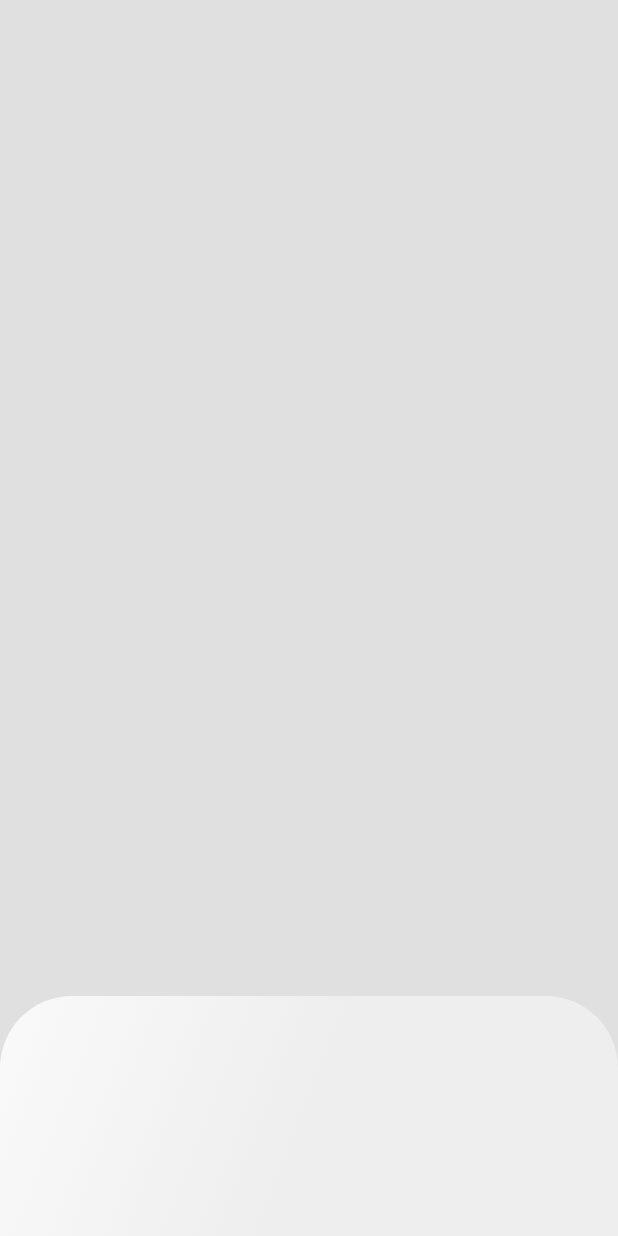
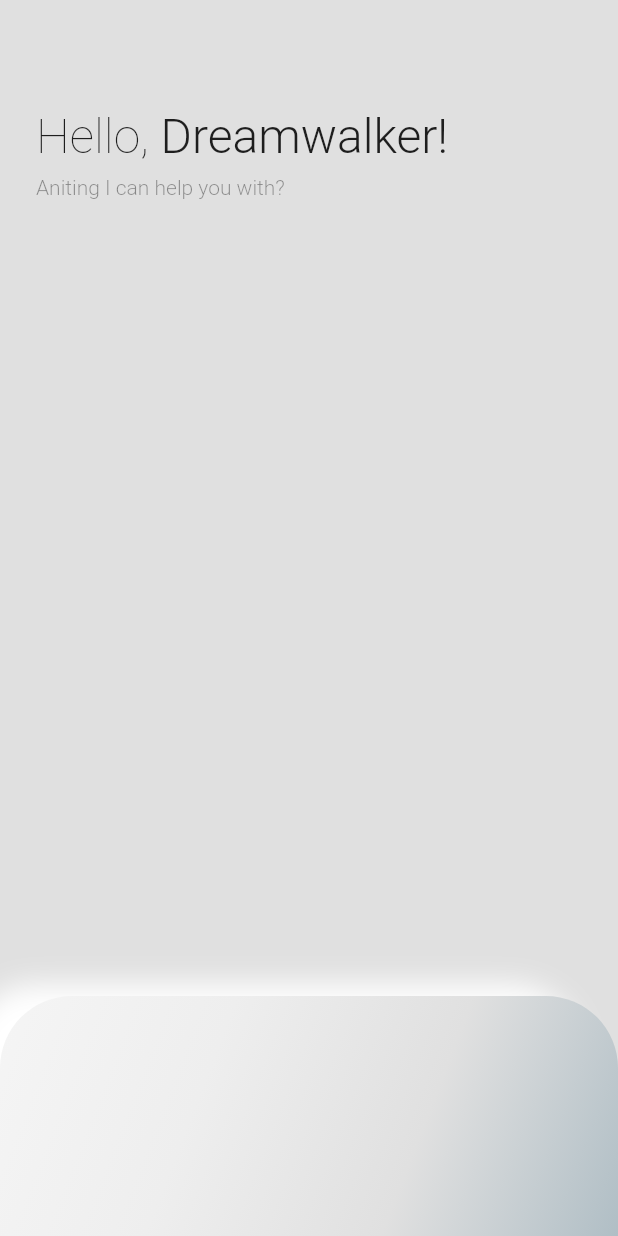
Before and after one commit to JAICHANGPARK/flutter_notebook_the_third_story, a Flutter app: the screen it shows after launch, on a phone screen of 412 x 824 dp. Run offline on Flutter 3.47's test engine with Material 2 defaults, Android fonts, the phone set to English and light mode, and no system bars; our stand-ins replace badges, dotted_border, fl_chart, google_fonts, page_transition, percent_indicator and 1 more.

Commit message:
Update smart_home_main.dart

```diff
--- a/lib/smart_home_app/smart_home_main.dart
+++ b/lib/smart_home_app/smart_home_main.dart
@@ -27,25 +27,71 @@ class _SMHomeState extends State<SMHome> {
         body: Stack(
       children: <Widget>[
         Positioned(
+          left: 24,
+          right: 24,
+          top: 72,
+          child: Column(
+            crossAxisAlignment: CrossAxisAlignment.start,
+            children: <Widget>[
+              Text.rich(TextSpan(
+                children: [
+                  TextSpan(
+                    text: "Hello, ",
+                    style: TextStyle(
+                      fontWeight: FontWeight.w200,
+                      fontSize: 32
+                    )
+                  ),
+                  TextSpan(
+                    text: "Dreamwalker!",
+                    style: TextStyle(
+                      fontSize: 32,
+                      fontWeight: FontWeight.w300,
+                    )
+                  )
+                ]
+              )),
+              SizedBox(height: 7,),
+              Text("Aniting I can help you with?",style: TextStyle(
+                color: Colors.black.withOpacity(0.4),
+                fontWeight: FontWeight.w300
+              ),),
+
+            ],
+          ),
+        ),
+        Positioned(
           bottom: 0,
           right: 0,
           left: 0,
           child: Container(
             height: 160,
+            margin: EdgeInsets.only(top: 16),
             decoration: BoxDecoration(
 //                color: Colors.grey.shade400,
                 gradient: LinearGradient(
                     begin: Alignment.topLeft,
                     end: Alignment.bottomRight,
                     colors: <Color>[
-                      Colors.grey.shade50,
+                      Colors.grey.shade100,
                       Colors.grey.shade200,
-                      Colors.grey.shade200,
+                      Colors.grey.shade300,
+                      Colors.blueGrey.shade200,
                     ]),
                 borderRadius: BorderRadius.only(
                   topRight: Radius.circular(48),
                   topLeft: Radius.circular(48),
-                )),
+                ),
+                boxShadow: [
+                  BoxShadow(
+                      blurRadius: 16,
+                      offset: Offset(-24, -8),
+                      color: Colors.white),
+//                  BoxShadow(
+//                      blurRadius: 16,
+//                      offset: widget.blurOffset,
+//                      color: color.mix(Colors.black, 0.3))
+                ]),
           ),
         ),
       ],
```
